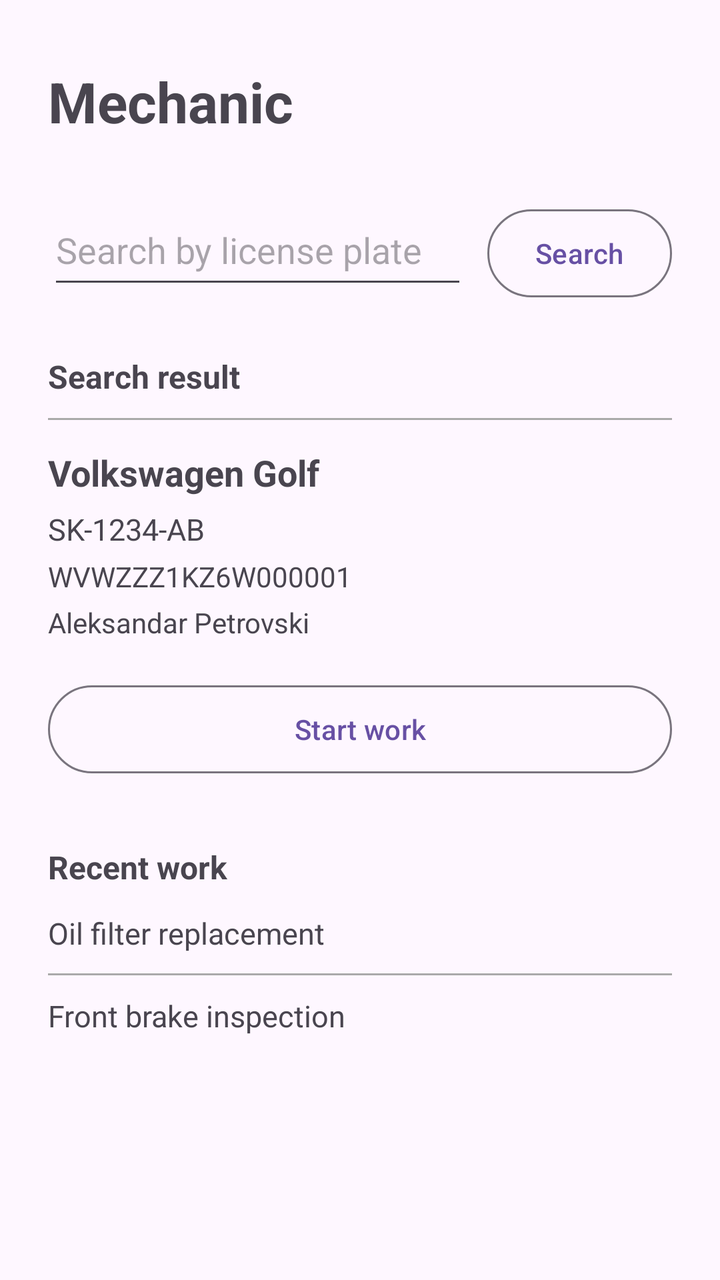
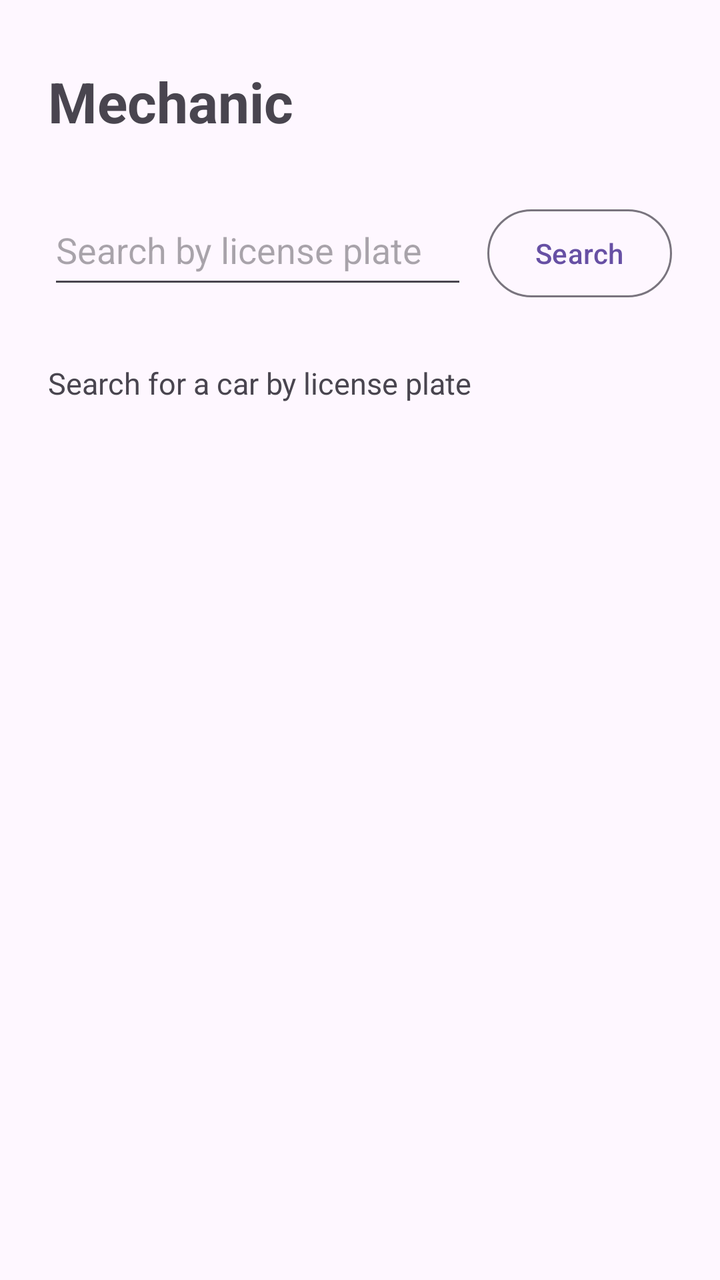

Two renders of the same Android screen: before a commit and after it. Below are the layout's source before the change and the commit's diff.
<!-- AndroidManifest.xml: application theme Theme.AutoServiceLog -->
<!-- res/layout/screen_mechanic.xml -->
<?xml version="1.0" encoding="utf-8"?>
<androidx.constraintlayout.widget.ConstraintLayout xmlns:android="http://schemas.android.com/apk/res/android"
    xmlns:app="http://schemas.android.com/apk/res-auto"
    xmlns:tools="http://schemas.android.com/tools"
    android:layout_width="match_parent"
    android:layout_height="match_parent"
    android:paddingStart="24dp"
    android:paddingEnd="24dp"
    tools:context=".MainActivity">

    <TextView
        android:id="@+id/mechanicTitleText"
        android:layout_width="0dp"
        android:layout_height="wrap_content"
        android:layout_marginTop="32dp"
        android:text="@string/mechanic_screen_title"
        android:textSize="28sp"
        android:textStyle="bold"
        app:layout_constraintEnd_toEndOf="parent"
        app:layout_constraintStart_toStartOf="parent"
        app:layout_constraintTop_toTopOf="parent" />

    <LinearLayout
        android:id="@+id/searchRow"
        android:layout_width="0dp"
        android:layout_height="wrap_content"
        android:layout_marginTop="28dp"
        android:orientation="horizontal"
        app:layout_constraintEnd_toEndOf="parent"
        app:layout_constraintStart_toStartOf="parent"
        app:layout_constraintTop_toBottomOf="@id/mechanicTitleText">

        <EditText
            android:id="@+id/plateSearchInput"
            android:layout_width="0dp"
            android:layout_height="52dp"
            android:layout_marginEnd="10dp"
            android:layout_weight="1"
            android:hint="@string/search_plate_hint"
            android:inputType="textCapCharacters"
            android:singleLine="true" />

        <com.google.android.material.button.MaterialButton
            android:id="@+id/searchButton"
            style="?attr/materialButtonOutlinedStyle"
            android:layout_width="wrap_content"
            android:layout_height="52dp"
            android:text="@string/search"
            android:textAllCaps="false" />
    </LinearLayout>

    <LinearLayout
        android:id="@+id/searchResult"
        android:layout_width="0dp"
        android:layout_height="wrap_content"
        android:layout_marginTop="28dp"
        android:orientation="vertical"
        app:layout_constraintEnd_toEndOf="parent"
        app:layout_constraintStart_toStartOf="parent"
        app:layout_constraintTop_toBottomOf="@id/searchRow">

        <TextView
            android:layout_width="match_parent"
            android:layout_height="wrap_content"
            android:text="@string/search_result_label"
            android:textSize="16sp"
            android:textStyle="bold" />

        <View
            android:layout_width="match_parent"
            android:layout_height="1dp"
            android:layout_marginTop="10dp"
            android:background="@android:color/darker_gray" />

        <TextView
            android:layout_width="match_parent"
            android:layout_height="wrap_content"
            android:layout_marginTop="14dp"
            android:text="@string/sample_car_one"
            android:textSize="18sp"
            android:textStyle="bold" />

        <TextView
            android:layout_width="match_parent"
            android:layout_height="wrap_content"
            android:layout_marginTop="6dp"
            android:text="@string/sample_plate_one"
            android:textSize="15sp" />

        <TextView
            android:layout_width="match_parent"
            android:layout_height="wrap_content"
            android:layout_marginTop="4dp"
            android:text="@string/sample_vin_one"
            android:textSize="14sp" />

        <TextView
            android:layout_width="match_parent"
            android:layout_height="wrap_content"
            android:layout_marginTop="4dp"
            android:text="@string/sample_owner_name"
            android:textSize="14sp" />

        <com.google.android.material.button.MaterialButton
            android:id="@+id/startWorkButton"
            style="?attr/materialButtonOutlinedStyle"
            android:layout_width="match_parent"
            android:layout_height="52dp"
            android:layout_marginTop="18dp"
            android:text="@string/start_work"
            android:textAllCaps="false" />
    </LinearLayout>

    <LinearLayout
        android:id="@+id/recentWorkList"
        android:layout_width="0dp"
        android:layout_height="wrap_content"
        android:layout_marginTop="32dp"
        android:orientation="vertical"
        app:layout_constraintEnd_toEndOf="parent"
        app:layout_constraintStart_toStartOf="parent"
        app:layout_constraintTop_toBottomOf="@id/searchResult">

        <TextView
            android:layout_width="match_parent"
            android:layout_height="wrap_content"
            android:text="@string/recent_work_label"
            android:textSize="16sp"
            android:textStyle="bold" />

        <TextView
            android:layout_width="match_parent"
            android:layout_height="wrap_content"
            android:layout_marginTop="12dp"
            android:text="@string/sample_recent_work_one"
            android:textSize="15sp" />

        <View
            android:layout_width="match_parent"
            android:layout_height="1dp"
            android:layout_marginTop="10dp"
            android:background="@android:color/darker_gray" />

        <TextView
            android:layout_width="match_parent"
            android:layout_height="wrap_content"
            android:layout_marginTop="10dp"
            android:text="@string/sample_recent_work_two"
            android:textSize="15sp" />
    </LinearLayout>

</androidx.constraintlayout.widget.ConstraintLayout>
<!-- resources referenced by this layout -->
<resources>
  <string name="mechanic_screen_title">Mechanic</string>
  <string name="recent_work_label">Recent work</string>
  <string name="sample_car_one">Volkswagen Golf</string>
  <string name="sample_owner_name">Aleksandar Petrovski</string>
  <string name="sample_plate_one">SK-1234-AB</string>
  <string name="sample_recent_work_one">Oil filter replacement</string>
  <string name="sample_recent_work_two">Front brake inspection</string>
  <string name="sample_vin_one">WVWZZZ1KZ6W000001</string>
  <string name="search">Search</string>
  <string name="search_plate_hint">Search by license plate</string>
  <string name="search_result_label">Search result</string>
  <string name="start_work">Start work</string>
  <style name="Theme.AutoServiceLog" parent="Base.Theme.AutoServiceLog" />
  <style name="Base.Theme.AutoServiceLog" parent="Theme.Material3.DayNight.NoActionBar">
          
          
      </style>
</resources>

<!-- the commit's change to res/layout/screen_mechanic.xml (unified diff, before → after) -->
@@ -55,9 +55,11 @@
         android:layout_height="wrap_content"
         android:layout_marginTop="28dp"
         android:orientation="vertical"
+        android:visibility="gone"
         app:layout_constraintEnd_toEndOf="parent"
         app:layout_constraintStart_toStartOf="parent"
-        app:layout_constraintTop_toBottomOf="@id/searchRow">
+        app:layout_constraintTop_toBottomOf="@id/searchRow"
+        tools:visibility="visible">
 
         <TextView
             android:layout_width="match_parent"
@@ -73,6 +75,7 @@
             android:background="@android:color/darker_gray" />
 
         <TextView
+            android:id="@+id/resultCarText"
             android:layout_width="match_parent"
             android:layout_height="wrap_content"
             android:layout_marginTop="14dp"
@@ -81,6 +84,7 @@
             android:textStyle="bold" />
 
         <TextView
+            android:id="@+id/resultPlateText"
             android:layout_width="match_parent"
             android:layout_height="wrap_content"
             android:layout_marginTop="6dp"
@@ -88,6 +92,7 @@
             android:textSize="15sp" />
 
         <TextView
+            android:id="@+id/resultVinText"
             android:layout_width="match_parent"
             android:layout_height="wrap_content"
             android:layout_marginTop="4dp"
@@ -95,6 +100,7 @@
             android:textSize="14sp" />
 
         <TextView
+            android:id="@+id/resultOwnerText"
             android:layout_width="match_parent"
             android:layout_height="wrap_content"
             android:layout_marginTop="4dp"
@@ -122,30 +128,10 @@
         app:layout_constraintTop_toBottomOf="@id/searchResult">
 
         <TextView
+            android:id="@+id/searchHintText"
             android:layout_width="match_parent"
             android:layout_height="wrap_content"
-            android:text="@string/recent_work_label"
-            android:textSize="16sp"
-            android:textStyle="bold" />
-
-        <TextView
-            android:layout_width="match_parent"
-            android:layout_height="wrap_content"
-            android:layout_marginTop="12dp"
-            android:text="@string/sample_recent_work_one"
-            android:textSize="15sp" />
-
-        <View
-            android:layout_width="match_parent"
-            android:layout_height="1dp"
-            android:layout_marginTop="10dp"
-            android:background="@android:color/darker_gray" />
-
-        <TextView
-            android:layout_width="match_parent"
-            android:layout_height="wrap_content"
-            android:layout_marginTop="10dp"
-            android:text="@string/sample_recent_work_two"
+            android:text="@string/search_for_car_hint"
             android:textSize="15sp" />
     </LinearLayout>
 
<!-- resource entries referenced after the edit -->
@@ -1,14 +1,12 @@
 <!-- resources referenced by this layout -->
 <resources>
   <string name="mechanic_screen_title">Mechanic</string>
-  <string name="recent_work_label">Recent work</string>
   <string name="sample_car_one">Volkswagen Golf</string>
   <string name="sample_owner_name">Aleksandar Petrovski</string>
   <string name="sample_plate_one">SK-1234-AB</string>
-  <string name="sample_recent_work_one">Oil filter replacement</string>
-  <string name="sample_recent_work_two">Front brake inspection</string>
   <string name="sample_vin_one">WVWZZZ1KZ6W000001</string>
   <string name="search">Search</string>
+  <string name="search_for_car_hint">Search for a car by license plate</string>
   <string name="search_plate_hint">Search by license plate</string>
   <string name="search_result_label">Search result</string>
   <string name="start_work">Start work</string>
